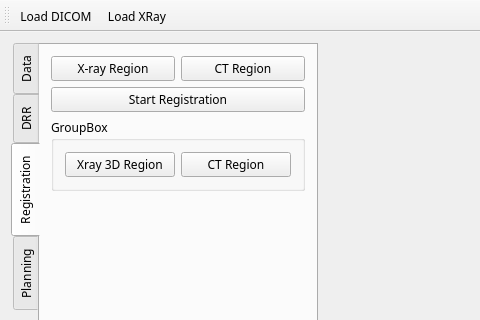
This is MainWindow.ui in lihouxing-sjtu/Hito as Qt 5 draws it before an edit; both pictures show x 0 to 480 and y 0 to 320 of the 1192 by 700 pixel window. The edited form follows.
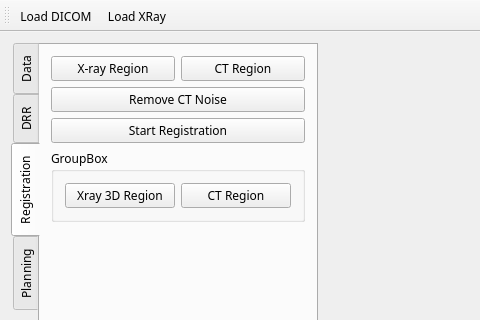
This is the edited form. The open tabs and pages were chosen to show the change. Custom widgets are drawn as their Qt base class.

Commit message: remove ct noise

The edit to the form file:
```diff
--- a/MainWindow.ui
+++ b/MainWindow.ui
@@ -722,7 +722,7 @@
           </item>
          </layout>
         </item>
-        <item row="3" column="0">
+        <item row="4" column="0">
          <spacer name="verticalSpacer_6">
           <property name="orientation">
            <enum>Qt::Vertical</enum>
@@ -738,14 +738,14 @@
           </property>
          </spacer>
         </item>
-        <item row="1" column="0">
+        <item row="2" column="0">
          <widget class="QPushButton" name="StartRegistrationButton">
           <property name="text">
            <string>Start Registration</string>
           </property>
          </widget>
         </item>
-        <item row="2" column="0">
+        <item row="3" column="0">
          <widget class="QGroupBox" name="groupBox">
           <property name="sizePolicy">
            <sizepolicy hsizetype="Minimum" vsizetype="Minimum">
@@ -774,6 +774,16 @@
           </layout>
          </widget>
         </item>
+        <item row="1" column="0">
+         <widget class="QPushButton" name="RemoveCTNoiseButton">
+          <property name="text">
+           <string>Remove CT Noise</string>
+          </property>
+          <property name="checkable">
+           <bool>true</bool>
+          </property>
+         </widget>
+        </item>
        </layout>
       </widget>
       <widget class="QWidget" name="tab_3">
```
The commit also changes 4 other files.
